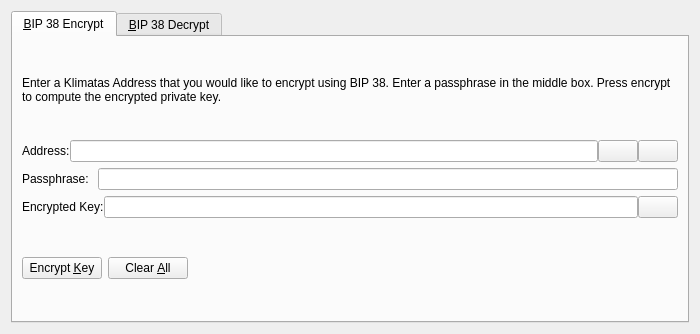
Old version of the form src/qt/forms/bip38tooldialog.ui in the repository klimatas/klimatas-core.
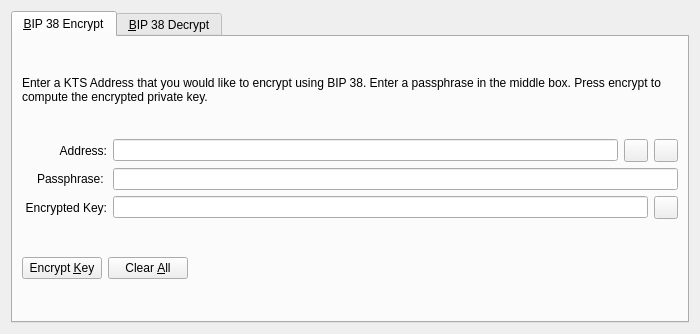
New version of the form. The open tabs and pages were chosen to show the change. Icons and pictures are not drawn. Custom widgets are drawn as their Qt base class.

Commit message: Klimatas upgrade to latest PIVX version

```diff
--- a/src/qt/forms/bip38tooldialog.ui
+++ b/src/qt/forms/bip38tooldialog.ui
@@ -30,7 +30,7 @@
        <item>
         <widget class="QLabel" name="infoLabel_ENC">
          <property name="text">
-          <string>Enter a Klimatas Address that you would like to encrypt using BIP 38. Enter a passphrase in the middle box. Press encrypt to compute the encrypted private key.</string>
+          <string>Enter a KTS Address that you would like to encrypt using BIP 38. Enter a passphrase in the middle box. Press encrypt to compute the encrypted private key.</string>
          </property>
          <property name="textFormat">
           <enum>Qt::PlainText</enum>
@@ -42,11 +42,17 @@
        </item>
        <item>
         <layout class="QHBoxLayout" name="horizontalLayout_1_ENC">
-         <property name="spacing">
-          <number>0</number>
-         </property>
          <item>
           <widget class="QLabel" name="label_5">
+           <property name="alignment">
+            <set>Qt::AlignRight|Qt::AlignTrailing|Qt::AlignVCenter</set>
+           </property>
+           <property name="minimumSize">
+            <size>
+             <width>85</width>
+             <height>0</height>
+            </size>
+           </property>
            <property name="text">
             <string>Address:</string>
            </property>
@@ -60,7 +66,7 @@
           </widget>
          </item>
          <item>
-          <widget class="QPushButton" name="addressBookButton_ENC">
+          <widget class="QToolButton" name="addressBookButton_ENC">
            <property name="toolTip">
             <string>Choose previously used address</string>
            </property>
@@ -74,13 +80,10 @@
            <property name="shortcut">
             <string>Alt+A</string>
            </property>
-           <property name="autoDefault">
-            <bool>false</bool>
-           </property>
           </widget>
          </item>
          <item>
-          <widget class="QPushButton" name="pasteButton_ENC">
+          <widget class="QToolButton" name="pasteButton_ENC">
            <property name="toolTip">
             <string>Paste address from clipboard</string>
            </property>
@@ -94,9 +97,6 @@
            <property name="shortcut">
             <string>Alt+P</string>
            </property>
-           <property name="autoDefault">
-            <bool>false</bool>
-           </property>
           </widget>
          </item>
         </layout>
@@ -105,6 +105,15 @@
         <layout class="QHBoxLayout" name="horizontalLayout_5">
          <item>
           <widget class="QLabel" name="label_6">
+           <property name="alignment">
+            <set>Qt::AlignRight|Qt::AlignTrailing|Qt::AlignVCenter</set>
+           </property>
+           <property name="minimumSize">
+            <size>
+             <width>85</width>
+             <height>0</height>
+            </size>
+           </property>
            <property name="text">
             <string>Passphrase: </string>
            </property>
@@ -121,11 +130,17 @@
        </item>
        <item>
         <layout class="QHBoxLayout" name="horizontalLayout_2_ENC">
-         <property name="spacing">
-          <number>0</number>
-         </property>
          <item>
           <widget class="QLabel" name="encryptedKeyLabel_ENC">
+           <property name="alignment">
+            <set>Qt::AlignRight|Qt::AlignTrailing|Qt::AlignVCenter</set>
+           </property>
+           <property name="minimumSize">
+            <size>
+             <width>85</width>
+             <height>0</height>
+            </size>
+           </property>
            <property name="text">
             <string>Encrypted Key:</string>
            </property>
@@ -147,7 +162,7 @@
           </widget>
          </item>
          <item>
-          <widget class="QPushButton" name="copyKeyButton_ENC">
+          <widget class="QToolButton" name="copyKeyButton_ENC">
            <property name="toolTip">
             <string>Copy the current signature to the system clipboard</string>
            </property>
@@ -158,9 +173,6 @@
             <iconset resource="../klimatas.qrc">
              <normaloff>:/icons/editcopy</normaloff>:/icons/editcopy</iconset>
            </property>
-           <property name="autoDefault">
-            <bool>false</bool>
-           </property>
           </widget>
          </item>
         </layout>
```
Left out of the diff: 66 changed lines with no effect on the pictures. The commit also changes 1722 other files.
